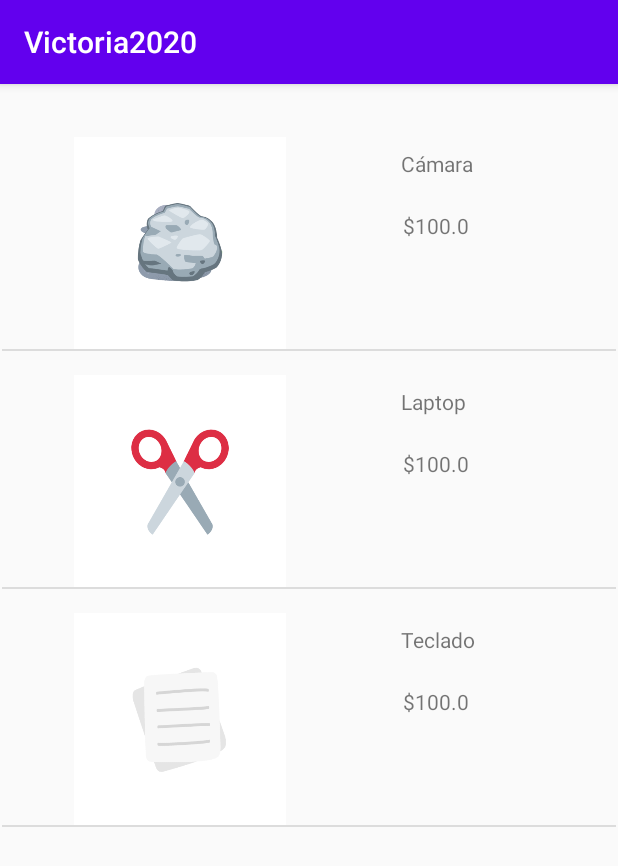
After one commit to VictoriaMolina/Moviles2020, an Android app: the ListViewProductActivity screen opened directly, with no data from a screen before it, on a phone screen of 412 x 824 dp. The commit adds this screen. Shown: the top 866 px of the screen. Run offline under Robolectric (Android 15) with nearby library versions, the phone set to English and light mode, and no system bars.

Commit message:
Se agregan actividades.

```diff
--- a/Victoria2020/app/build.gradle
+++ b/Victoria2020/app/build.gradle
@@ -1,6 +1,7 @@
 apply plugin: 'com.android.application'
 apply plugin: 'kotlin-android'
 apply plugin: 'kotlin-android-extensions'
+apply plugin: 'com.google.gms.google-services'
 
 android {
     compileSdkVersion 30
@@ -34,6 +35,9 @@ dependencies {
     implementation 'com.budiyev.android:code-scanner:2.1.0'
     implementation 'com.squareup.picasso:picasso:2.71828'
     implementation "com.airbnb.android:lottie:3.4.2"
+    implementation platform('com.google.firebase:firebase-bom:26.0.0')
+    implementation 'com.google.firebase:firebase-analytics-ktx'
+    implementation 'com.google.firebase:firebase-messaging:20.1.3'
     implementation 'com.google.android.gms:play-services-maps:17.0.0'
     testImplementation 'junit:junit:4.12'
     androidTestImplementation 'androidx.test.ext:junit:1.1.1'
--- /dev/null
+++ b/Victoria2020/app/src/debug/AndroidManifest.xml
@@ -0,0 +1,6 @@
+<manifest xmlns:android="http://schemas.android.com/apk/res/android">
+
+    <application>
+        <activity android:name="com.example.victoria2020.PutExtraActivity"></activity>
+    </application>
+</manifest>
--- /dev/null
+++ b/Victoria2020/app/src/debug/res/values/strings.xml
@@ -0,0 +1 @@
+<resources></resources>
--- /dev/null
+++ b/Victoria2020/app/src/main/java/com/example/victoria2020/ListViewProductActivity.kt
@@ -0,0 +1,27 @@
+package com.example.victoria2020
+
+import android.content.Intent
+import androidx.appcompat.app.AppCompatActivity
+import android.os.Bundle
+import kotlinx.android.synthetic.main.activity_list_view_product.*
+
+class ListViewProductActivity : AppCompatActivity() {
+    override fun onCreate(savedInstanceState: Bundle?) {
+        super.onCreate(savedInstanceState)
+        setContentView(R.layout.activity_list_view_product)
+
+        val producto = Producto("Cámara", 100.0, "Cámara bonita", R.drawable.piedra)
+        val producto2 = Producto("Laptop", 100.0, "Laptop bonita", R.drawable.tijeras)
+        val producto3 = Producto("Teclado", 100.0, "Teclado bonita", R.drawable.papel)
+        val listaProductos = listOf(producto, producto2, producto3)
+        val adapter = ProductoAdapter(this, listaProductos)
+        lista.adapter = adapter
+
+        lista.setOnItemClickListener { parent, view, position, id ->
+            val intent = Intent(this, ProductoActivity::class.java)
+            intent.putExtra("producto", listaProductos[position])
+            startActivity(intent)
+        }
+    }
+
+}
--- /dev/null
+++ b/Victoria2020/app/src/main/java/com/example/victoria2020/MyFirebaseMessagingService.kt
@@ -0,0 +1,6 @@
+package com.example.victoria2020
+
+import com.google.firebase.messaging.FirebaseMessagingService
+
+class MyFirebaseMessagingService : FirebaseMessagingService() {
+}
--- /dev/null
+++ b/Victoria2020/app/src/main/java/com/example/victoria2020/Producto.kt
@@ -0,0 +1,5 @@
+package com.example.victoria2020
+
+import java.io.Serializable
+
+class Producto (val nombre: String, val precio:Double, val descripcion: String, val imagen: Int): Serializable
--- /dev/null
+++ b/Victoria2020/app/src/main/java/com/example/victoria2020/productoAdapter.kt
@@ -0,0 +1,21 @@
+package com.example.victoria2020
+
+import android.content.Context
+import android.view.LayoutInflater
+import android.view.View
+import android.view.ViewGroup
+import android.widget.ArrayAdapter
+import kotlinx.android.synthetic.main.item_producto.view.*
+
+class ProductoAdapter(private val mContext: Context, private val listaProductos: List<Producto>):
+    ArrayAdapter<Producto>(mContext, 0, listaProductos) {
+
+    override fun getView(position: Int, convertView: View?, parent: ViewGroup): View {
+        val layout = LayoutInflater.from(mContext).inflate(R.layout.item_producto, parent, false)
+        val producto = listaProductos[position]
+        layout.nombreItem.text = producto.nombre
+        layout.precioItem.text = "$${producto.precio}"
+        layout.imageView.setImageResource(producto.imagen)
+        return layout
+    }
+}
--- /dev/null
+++ b/Victoria2020/app/src/main/res/layout/activity_list_view_product.xml
@@ -0,0 +1,17 @@
+<?xml version="1.0" encoding="utf-8"?>
+<androidx.constraintlayout.widget.ConstraintLayout xmlns:android="http://schemas.android.com/apk/res/android"
+    xmlns:app="http://schemas.android.com/apk/res-auto"
+    xmlns:tools="http://schemas.android.com/tools"
+    android:layout_width="match_parent"
+    android:layout_height="match_parent"
+    tools:context=".ListViewProductActivity">
+
+    <ListView
+        android:id="@+id/lista"
+        android:layout_width="409dp"
+        android:layout_height="729dp"
+        app:layout_constraintBottom_toBottomOf="parent"
+        app:layout_constraintEnd_toEndOf="parent"
+        app:layout_constraintStart_toStartOf="parent"
+        app:layout_constraintTop_toTopOf="parent" />
+</androidx.constraintlayout.widget.ConstraintLayout>
--- /dev/null
+++ b/Victoria2020/app/src/main/res/layout/item_producto.xml
@@ -0,0 +1,41 @@
+<?xml version="1.0" encoding="utf-8"?>
+<androidx.constraintlayout.widget.ConstraintLayout xmlns:android="http://schemas.android.com/apk/res/android"
+    xmlns:app="http://schemas.android.com/apk/res-auto"
+    xmlns:tools="http://schemas.android.com/tools"
+    android:layout_width="match_parent"
+    android:layout_height="wrap_content">
+
+    <ImageView
+        android:id="@+id/imageView"
+        android:layout_width="205dp"
+        android:layout_height="141dp"
+        android:layout_marginStart="16dp"
+        android:layout_marginTop="16dp"
+        app:layout_constraintStart_toStartOf="parent"
+        app:layout_constraintTop_toTopOf="parent"
+        tools:srcCompat="@tools:sample/backgrounds/scenic" />
+
+    <TextView
+        android:id="@+id/nombreItem"
+        android:layout_width="95dp"
+        android:layout_height="29dp"
+        android:layout_marginTop="24dp"
+        android:layout_marginEnd="48dp"
+        android:text="TextView"
+        app:layout_constraintEnd_toEndOf="parent"
+        app:layout_constraintHorizontal_bias="1.0"
+        app:layout_constraintStart_toEndOf="@+id/imageView"
+        app:layout_constraintTop_toTopOf="parent" />
+
+    <TextView
+        android:id="@+id/precioItem"
+        android:layout_width="97dp"
+        android:layout_height="43dp"
+        android:layout_marginTop="12dp"
+        android:layout_marginEnd="36dp"
+        android:text="$0.00"
+        app:layout_constraintEnd_toEndOf="parent"
+        app:layout_constraintHorizontal_bias="0.842"
+        app:layout_constraintStart_toEndOf="@+id/imageView"
+        app:layout_constraintTop_toBottomOf="@+id/nombreItem" />
+</androidx.constraintlayout.widget.ConstraintLayout>
--- a/Victoria2020/build.gradle
+++ b/Victoria2020/build.gradle
@@ -8,6 +8,7 @@ buildscript {
     dependencies {
         classpath "com.android.tools.build:gradle:4.0.1"
         classpath "org.jetbrains.kotlin:kotlin-gradle-plugin:$kotlin_version"
+        classpath 'com.google.gms:google-services:4.3.4'
 
         // NOTE: Do not place your application dependencies here; they belong
         // in the individual module build.gradle files
```
Also changed, not shown: Victoria2020/app/src/main/AndroidManifest.xml (+13 -3 lines), Victoria2020/app/src/main/java/com/example/victoria2020/DetailPutExtraActivity.kt (added, +22 -0 lines), Victoria2020/app/src/main/java/com/example/victoria2020/MainActivity.kt (+29 -0 lines), Victoria2020/app/src/main/java/com/example/victoria2020/ProductoActivity.kt (added, +17 -0 lines), Victoria2020/app/src/main/java/com/example/victoria2020/PutExtraActivity.kt (added, +24 -0 lines), Victoria2020/app/src/main/res/layout/activity_detail_put_extra.xml (added, +19 -0 lines), Victoria2020/app/src/main/res/layout/activity_main.xml (+20 -0 lines), Victoria2020/app/src/main/res/layout/activity_producto.xml (added, +41 -0 lines), Victoria2020/app/src/main/res/layout/activity_put_extra.xml (added, +30 -0 lines), 1 other file.
